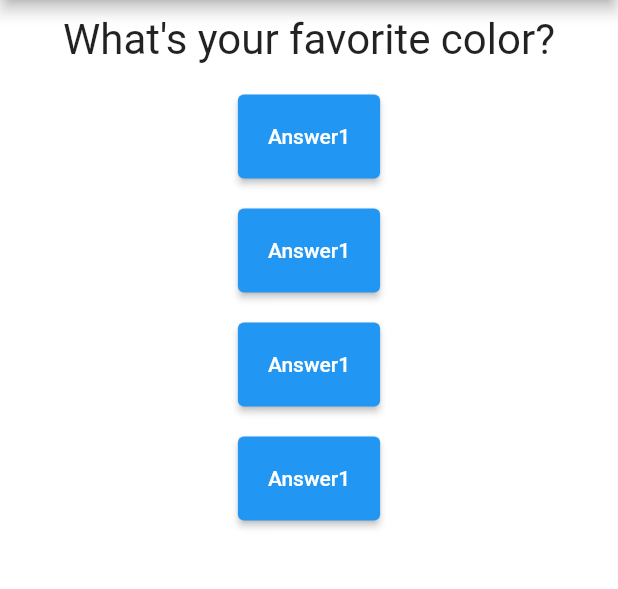
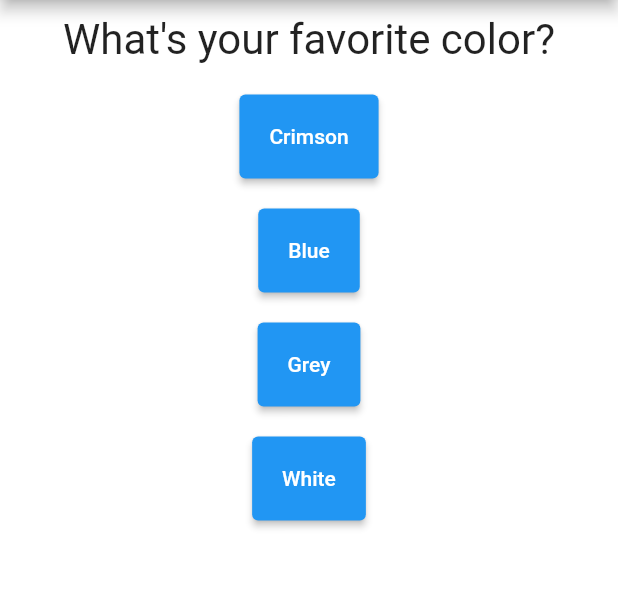
Before and after one commit to NischalDragneel-77/flutterQuizApp, a Flutter app: the screen it shows after launch, on a phone screen of 412 x 824 dp, the part 84-673 px from its top. Run offline on Flutter 3.47's test engine with Material 2 defaults, Android fonts, the phone set to English and light mode, and no system bars.

```diff
--- a/lib/answer.dart
+++ b/lib/answer.dart
@@ -32,7 +32,7 @@ class Answer extends StatelessWidget {
             EdgeInsets.all(20),
           ),
         ),
-        child: const Text('Answer1'),
+        child: Text(answerText),
         onPressed: selectHandler as void Function(),
       ),
     );
--- a/lib/main.dart
+++ b/lib/main.dart
@@ -1,7 +1,9 @@
+// ignore_for_file: avoid_print
+
 import 'package:flutter/material.dart';
 
-import './question.dart';
-import './answer.dart';
+import './quiz.dart';
+import './result.dart';
 // void main() {
 //   runApp(MyApp());
 // }
@@ -18,18 +20,7 @@ class MyApp extends StatefulWidget {
 
 class _MyAppState extends State<MyApp> {
   var _questionIndex = 0;
-
-  void _answerQuestion() {
-    setState(() {
-      _questionIndex++;
-    });
-    // ignore: avoid_print
-    print(_questionIndex);
-  }
-
-  @override
-  Widget build(BuildContext context) {
-    var questions = [
+  final _questions = [
     {
       'questionText': 'What\'s your favorite color?',
       'answers': ['Crimson', 'Blue', 'Grey', 'White'],
@@ -44,7 +35,22 @@ class _MyAppState extends State<MyApp> {
     },
   ];
 
-    print(questions[_questionIndex]['questionText']);
+  void _answerQuestion() {
+    setState(() {
+      _questionIndex++;
+    });
+    print(_questionIndex);
+    if (_questionIndex < _questions.length) {
+      // ignore: avoid_print
+      print('we have more questions');
+    } else {
+      print('No more questions!');
+    }
+    // ignore: avoid_print
+  }
+
+  @override
+  Widget build(BuildContext context) {
     return MaterialApp(
       home: Scaffold(
         backgroundColor: Colors.white,
@@ -52,15 +58,13 @@ class _MyAppState extends State<MyApp> {
           title: Text('My first Flutter App'),
           centerTitle: true,
         ),
-          body: Column(
-            children: [
-              Question(questions[_questionIndex]['questionText'] as String),
-              ...(questions[_questionIndex]['answers'] as List<String>)
-                  .map((answer) {
-                return Answer(_answerQuestion, answer);
-              }).toList()
-            ],
-          )),
+        body: _questionIndex < _questions.length
+            ? Quiz(
+                answerQuestion: _answerQuestion as void Function(),
+                questions: _questions,
+                questionIndex: _questionIndex)
+            : Result(),
+      ),
     );
   }
 }
--- /dev/null
+++ b/lib/quiz.dart
@@ -0,0 +1,28 @@
+import 'package:flutter/Material.dart';
+
+import './question.dart';
+import './answer.dart';
+
+class Quiz extends StatelessWidget {
+  final List<Map<String, Object>> questions;
+  final Function answerQuestion;
+  final int questionIndex;
+
+  Quiz({
+    required this.answerQuestion,
+    required this.questions,
+    required this.questionIndex,
+  });
+
+  @override
+  Widget build(BuildContext context) {
+    return Column(
+      children: [
+        Question(questions[questionIndex]['questionText'] as String),
+        ...(questions[questionIndex]['answers'] as List<String>).map((answer) {
+          return Answer(answerQuestion, answer);
+        }).toList()
+      ],
+    );
+  }
+}
--- /dev/null
+++ b/lib/result.dart
@@ -0,0 +1,10 @@
+import 'package:flutter/Material.dart';
+
+class Result extends StatelessWidget {
+  @override
+  Widget build(BuildContext context) {
+    return const Center(
+      child: Text('you finished the quiz!'),
+    );
+  }
+}
```
Lines whose indentation alone changed are shown as unchanged.
